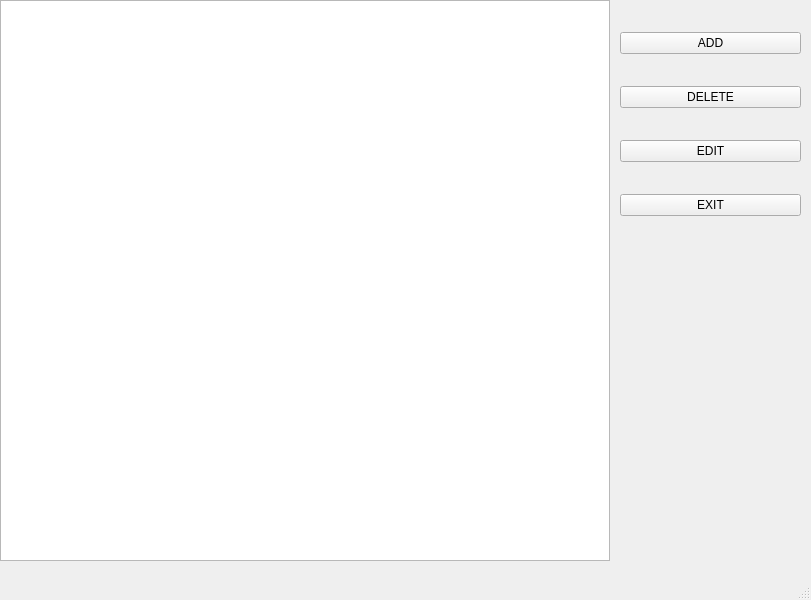
bartzlot/optimal_calendar, file ui/holidays_list.ui: the form before one commit.
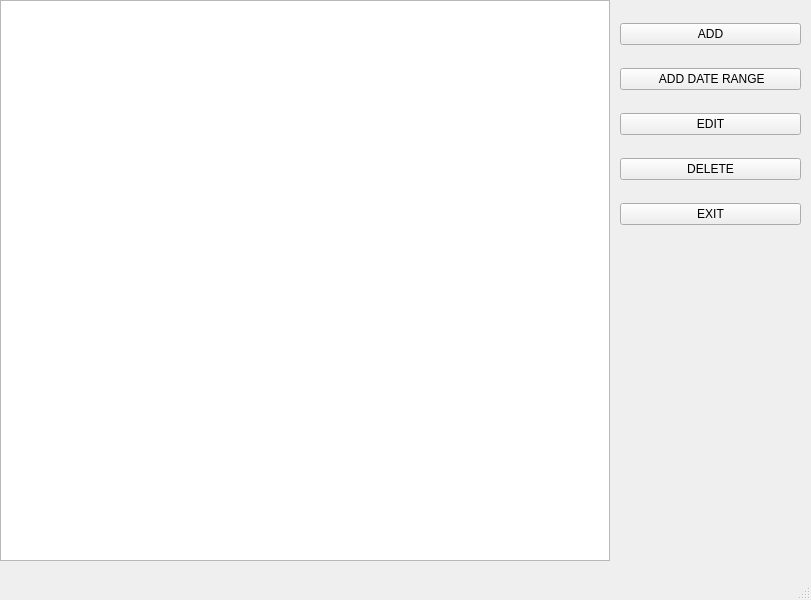
The form after the commit.

Commit message: Added option for date ranges to add and fixed problem with indexes while deleting from list

```diff
--- a/ui/holidays_list.ui
+++ b/ui/holidays_list.ui
@@ -40,6 +40,20 @@
        </property>
       </widget>
      </item>
+     <item>
+      <widget class="QPushButton" name="multiple_add_button">
+       <property name="text">
+        <string> ADD DATE RANGE</string>
+       </property>
+      </widget>
+     </item>
+     <item>
+      <widget class="QPushButton" name="edit_button">
+       <property name="text">
+        <string>EDIT</string>
+       </property>
+      </widget>
+     </item>
      <item>
       <widget class="QPushButton" name="del_button">
        <property name="text">
@@ -56,13 +70,6 @@
        </property>
       </widget>
      </item>
-     <item>
-      <widget class="QPushButton" name="edit_button">
-       <property name="text">
-        <string>EDIT</string>
-       </property>
-      </widget>
-     </item>
      <item>
       <widget class="QPushButton" name="exit_button">
        <property name="text">
```
The commit also changes 5 other files.
